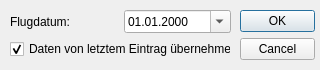
Old version of the form APIS/forms/apis_new_film_form.ui in the repository APIS-Luftbildarchiv/APIS.
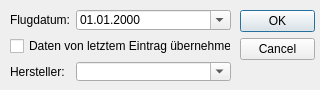
New version of the form.

Diff of the .ui file:
```diff
--- a/APIS/forms/apis_new_film_form.ui
+++ b/APIS/forms/apis_new_film_form.ui
@@ -7,19 +7,19 @@
     <x>0</x>
     <y>0</y>
     <width>320</width>
-    <height>70</height>
+    <height>90</height>
    </rect>
   </property>
   <property name="minimumSize">
    <size>
     <width>320</width>
-    <height>70</height>
+    <height>90</height>
    </size>
   </property>
   <property name="maximumSize">
    <size>
     <width>320</width>
-    <height>70</height>
+    <height>90</height>
    </size>
   </property>
   <property name="windowTitle">
@@ -53,7 +53,7 @@
      <x>10</x>
      <y>10</y>
      <width>221</width>
-     <height>51</height>
+     <height>71</height>
     </rect>
    </property>
    <layout class="QGridLayout" name="gridLayout">
@@ -80,7 +80,33 @@
        <string>Daten von letztem Eintrag übernehmen</string>
       </property>
       <property name="checked">
+       <bool>false</bool>
+      </property>
+     </widget>
+    </item>
+    <item row="2" column="1">
+     <widget class="QComboBox" name="uiProducerCombo">
+      <property name="sizePolicy">
+       <sizepolicy hsizetype="Expanding" vsizetype="Fixed">
+        <horstretch>0</horstretch>
+        <verstretch>0</verstretch>
+       </sizepolicy>
+      </property>
+      <property name="styleSheet">
+       <string notr="true"/>
+      </property>
+      <property name="editable">
        <bool>true</bool>
+      </property>
+      <property name="modelColumn">
+       <number>0</number>
+      </property>
+     </widget>
+    </item>
+    <item row="2" column="0">
+     <widget class="QLabel" name="uiProducerLbl">
+      <property name="text">
+       <string>Hersteller:</string>
       </property>
      </widget>
     </item>
```
